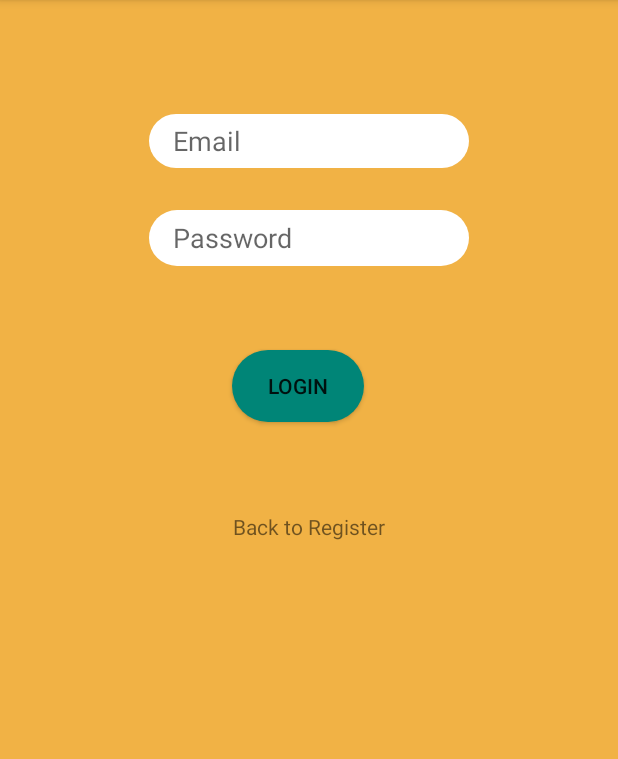
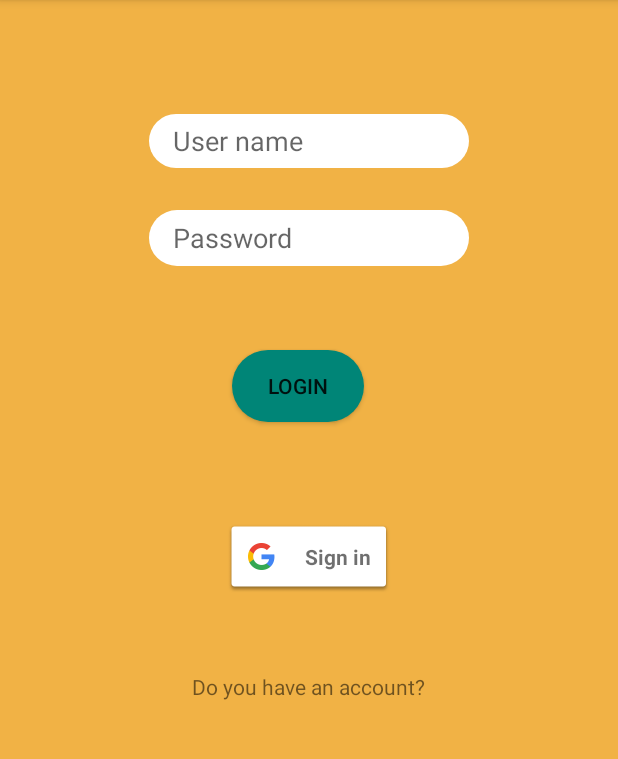
Before and after one commit to ESDEFRANC/LibraryPractica, an Android app: the screen it shows after launch (MainActivity), on a phone screen of 412 x 824 dp, the part 84-843 px from its top. Run offline under Robolectric (Android 15) with nearby library versions, the phone set to English and light mode, and no system bars.

Commit message:
OAuth sign in with Google implemented

```diff
--- a/app/build.gradle
+++ b/app/build.gradle
@@ -35,6 +35,7 @@ dependencies {
     testImplementation 'junit:junit:4.12'
     androidTestImplementation 'com.android.support.test:runner:1.0.2'
     androidTestImplementation 'com.android.support.test.espresso:espresso-core:3.0.2'
+    implementation 'com.google.android.gms:play-services-auth:16.0.1'
 
 
 }
--- a/app/src/main/AndroidManifest.xml
+++ b/app/src/main/AndroidManifest.xml
@@ -1,7 +1,9 @@
 <?xml version="1.0" encoding="utf-8"?>
 <manifest xmlns:android="http://schemas.android.com/apk/res/android"
-          xmlns:tools="http://schemas.android.com/tools" package="com.example.librarypractica">
+          xmlns:tools="http://schemas.android.com/tools"
+          package="com.example.librarypractica">
 
+    <uses-permission android:name="android.permission.INTERNET"/>
     <application
             android:allowBackup="true"
             android:icon="@mipmap/ic_launcher"
--- a/app/src/main/java/com/example/librarypractica/LoginFragment.kt
+++ b/app/src/main/java/com/example/librarypractica/LoginFragment.kt
@@ -7,6 +7,9 @@ import android.support.v4.app.Fragment
 import android.view.LayoutInflater
 import android.view.View
 import android.view.ViewGroup
+import com.google.android.gms.auth.api.signin.GoogleSignIn
+import com.google.android.gms.auth.api.signin.GoogleSignInClient
+import com.google.android.gms.auth.api.signin.GoogleSignInOptions
 import kotlinx.android.synthetic.main.fragment_login.*
 
 
@@ -21,6 +24,10 @@ private const val ARG_PARAM2 = "param2"
  */
 class LoginFragment : Fragment() {
 
+    interface OnGoogleSignInPressedListener {
+        fun onGooglePressed(client: GoogleSignInClient)
+    }
+
     interface OnButtonLoginPressedListener {
         fun onLoginPressed()
     }
@@ -30,8 +37,10 @@ class LoginFragment : Fragment() {
 
     }
 
+    private lateinit var mGoogleSignInClient: GoogleSignInClient
     private lateinit var loginRegister: OnButtonLoginPressedListener
     private lateinit var registerListener: OnTextRegistredPressedListener
+    private lateinit var googleListener: OnGoogleSignInPressedListener
 
     override fun onCreateView(
         inflater: LayoutInflater, container: ViewGroup?,
@@ -43,8 +52,16 @@ class LoginFragment : Fragment() {
 
     override fun onActivityCreated(savedInstanceState: Bundle?) {
         super.onActivityCreated(savedInstanceState)
+        val gso = GoogleSignInOptions.Builder(GoogleSignInOptions.DEFAULT_SIGN_IN).
+            requestEmail().
+            build()
+        mGoogleSignInClient= GoogleSignIn.getClient(context!!, gso)
         Login.setOnClickListener {
             loginRegister.onLoginPressed()
+        }
+
+        sign_in_google_button.setOnClickListener {
+            googleListener.onGooglePressed(mGoogleSignInClient)
         }
 
         backToRegister.setOnClickListener {
@@ -53,10 +70,18 @@ class LoginFragment : Fragment() {
 
     }
 
+    override fun onStart() {
+        super.onStart()
+        if (GoogleSignIn.getLastSignedInAccount(context!!)!= null) {
+            sign_in_google_button.visibility = View.INVISIBLE
+        }
+    }
+
     override fun onAttach(context: Context?) {
         super.onAttach(context)
         loginRegister = activity as OnButtonLoginPressedListener
         registerListener = activity as OnTextRegistredPressedListener
+        googleListener = activity as OnGoogleSignInPressedListener
     }
 
 }
--- a/app/src/main/res/layout/fragment_login.xml
+++ b/app/src/main/res/layout/fragment_login.xml
@@ -18,7 +18,7 @@
             android:layout_marginEnd="84dp"
             android:background="@drawable/rounded_edittext_register_main"
             android:ems="10"
-            android:hint="@string/Email"
+            android:hint="@string/UserName"
             android:paddingStart="16dp"
             android:paddingEnd="16dp"
             android:inputType="textEmailAddress|textVisiblePassword"
@@ -60,6 +60,20 @@
             app:layout_constraintStart_toStartOf="parent"
             app:layout_constraintTop_toBottomOf="@+id/Password"/>
 
+    <com.google.android.gms.common.SignInButton
+            android:id="@+id/sign_in_google_button"
+            android:layout_width="wrap_content"
+            android:layout_height="wrap_content"
+            android:layout_marginTop="8dp"
+            app:layout_constraintTop_toBottomOf="@+id/Login"
+            android:layout_marginBottom="8dp"
+            app:layout_constraintBottom_toTopOf="@+id/backToRegister"
+            app:layout_constraintStart_toStartOf="parent"
+            android:layout_marginStart="8dp"
+            app:layout_constraintEnd_toEndOf="parent"
+            android:layout_marginEnd="8dp"
+            app:layout_constraintVertical_bias="0.564"/>
+
     <TextView
             android:id="@+id/backToRegister"
             android:layout_width="wrap_content"
@@ -68,11 +82,12 @@
             android:layout_marginTop="60dp"
             android:layout_marginEnd="8dp"
             android:layout_marginBottom="8dp"
-            android:text="@string/backToRegistratio"
+            android:text="@string/goToRegister"
             app:layout_constraintBottom_toBottomOf="parent"
             app:layout_constraintEnd_toEndOf="parent"
             app:layout_constraintStart_toStartOf="parent"
             app:layout_constraintTop_toBottomOf="@+id/Login"
-            app:layout_constraintVertical_bias="0.0" />
+            app:layout_constraintVertical_bias="0.267"
+            app:layout_constraintHorizontal_bias="0.498"/>
 
 </android.support.constraint.ConstraintLayout>
--- a/app/src/main/res/values/strings.xml
+++ b/app/src/main/res/values/strings.xml
@@ -4,12 +4,11 @@
     <!-- TODO: Remove or change this placeholder text -->
     <string name="hello_blank_fragment">Hello blank fragment</string>
     <string name="PasswordRepeat">Repeat pasword</string>
-    <string name="Email">Email</string>
     <string name="UserName">User name</string>
     <string name="Password">Password</string>
     <string name="Register">Register</string>
     <string name="alreadyLogin">Are you already logged?</string>
     <string name="buttonImg">Select image</string>
     <string name="Login">Login</string>
-    <string name="backToRegistratio">Back to Register</string>
+    <string name="goToRegister">Do you have an account?</string>
 </resources>
```
Also changed, not shown: app/src/main/java/com/example/librarypractica/MainActivity.kt (+20 -4 lines).
